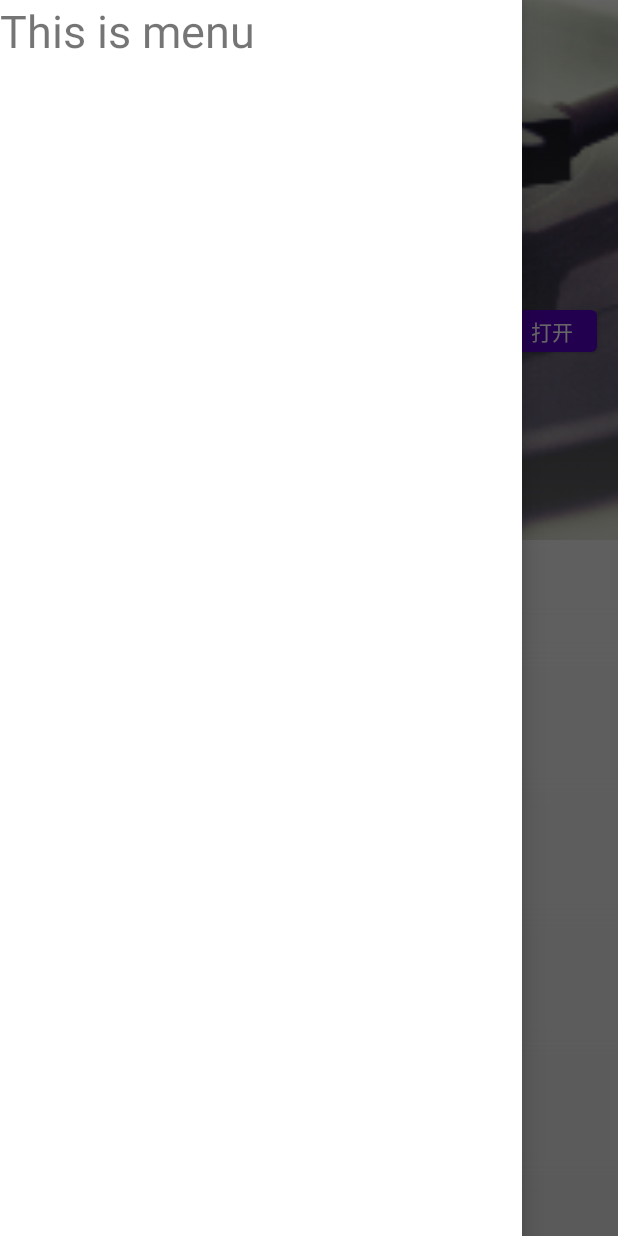
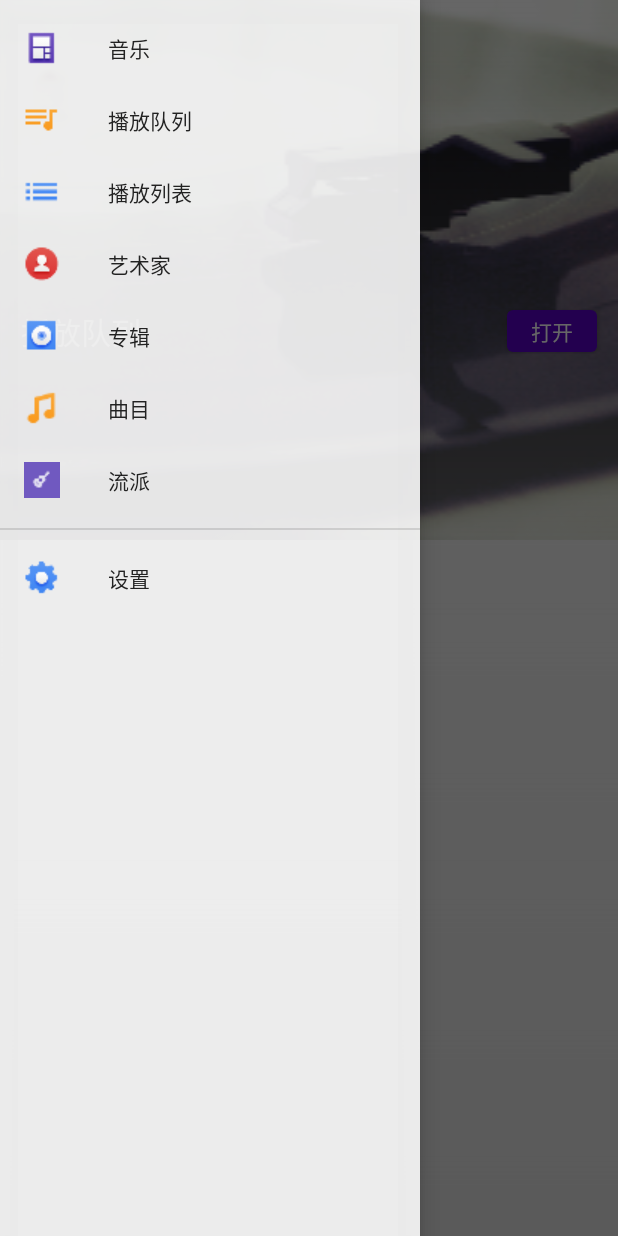
Before and after one commit to catcatpro/CopySonyMusic, an Android app: the screen it shows after launch (MainActivity), with the side drawer open, on a phone screen of 412 x 824 dp. Run offline under Robolectric (Android 15) with nearby library versions, the phone set to English and light mode, and no system bars; libraries missing offline, so code that uses them is left out: androidx.lifecycle.livedata; 3 statements that could not run were skipped.

Commit message:
添加侧边栏

```diff
--- a/app/src/main/java/com/catcatpro/copysonymusic/ui/MainActivity.kt
+++ b/app/src/main/java/com/catcatpro/copysonymusic/ui/MainActivity.kt
@@ -1,19 +1,27 @@
 package com.catcatpro.copysonymusic.ui
 
 import android.app.Activity
+import android.content.res.ColorStateList
+import android.graphics.Color
 import android.os.Bundle
+import android.os.DropBoxManager
+import android.util.Log
 import android.view.Menu
+import android.view.MenuItem
 import android.view.View
 import androidx.appcompat.app.AppCompatActivity
+import androidx.core.view.GravityCompat
+import androidx.drawerlayout.widget.DrawerLayout
 import androidx.lifecycle.livedata.core.ktx.R
 import com.catcatpro.copysonymusic.databinding.ActivityMainBinding
 
 class MainActivity :AppCompatActivity(){
     lateinit var binding: ActivityMainBinding
+    lateinit var drawerLayout: DrawerLayout
     override fun onCreate(savedInstanceState: Bundle?) {
         super.onCreate(savedInstanceState)
         binding = ActivityMainBinding.inflate(layoutInflater)
-       setContentView(binding.root)
+        setContentView(binding.root)
         if (supportActionBar == null)
             setSupportActionBar(binding.toolbar)
         else
@@ -22,13 +30,29 @@ class MainActivity :AppCompatActivity(){
             it.setDisplayHomeAsUpEnabled(true)
             //侧边菜单icon
             it.setHomeAsUpIndicator(com.catcatpro.copysonymusic.R.drawable.ic_menu)
+            //隐藏标题
             it.setDisplayShowTitleEnabled(false)
         }
 
+        //侧边栏布局
+        drawerLayout = binding.drawerLayout
+        //侧边栏菜单
+        val navMenu = binding.navMenu
+        navMenu.itemIconTintList = null
+        navMenu.setCheckedItem(com.catcatpro.copysonymusic.R.id.nav_menu_home)
+        navMenu.itemTextColor
     }
 
     override fun onCreateOptionsMenu(menu: Menu?): Boolean {
         menuInflater.inflate(com.catcatpro.copysonymusic.R.menu.main, menu)
         return true
     }
+
+    override fun onOptionsItemSelected(item: MenuItem): Boolean {
+        Log.d("okkk","okk")
+        when(item.itemId){
+            android.R.id.home -> drawerLayout.openDrawer(GravityCompat.START)
+        }
+        return true
+    }
 }
--- a/app/src/main/res/layout/activity_main.xml
+++ b/app/src/main/res/layout/activity_main.xml
@@ -12,7 +12,8 @@
         android:layout_width="match_parent"
         android:layout_height="match_parent"
         android:fitsSystemWindows="true"
-        android:id="@+id/drawerLayout">
+        android:id="@+id/drawerLayout"
+        >
         <androidx.coordinatorlayout.widget.CoordinatorLayout
             android:layout_width="match_parent"
             android:layout_height="match_parent"
@@ -37,7 +38,7 @@
                             android:layout_width="match_parent"
                             android:layout_height="match_parent"
                             android:id="@+id/fruitImageView"
-                            android:scaleType="centerCrop"
+                            android:scaleType="fitXY"
                             android:src="@drawable/ic_home_header_bg"
                             android:fitsSystemWindows="true"></ImageView>
                         <androidx.appcompat.widget.Toolbar
@@ -70,7 +71,7 @@
                         android:layout_height="wrap_content"
                         android:layout_gravity="start"
                         android:layout_marginLeft="14dp"
-                        android:text="@string/play_list"
+                        android:text="@string/play_queue"
                         android:textColor="@color/white"
                         android:textFontWeight="@integer/material_motion_duration_medium_2"
                         android:textSize="20sp" />
@@ -88,14 +89,23 @@
                 </LinearLayout>
             </LinearLayout>
         </androidx.coordinatorlayout.widget.CoordinatorLayout>
-        <TextView
-            android:layout_width="match_parent"
+<!--        <TextView-->
+<!--            android:layout_width="match_parent"-->
+<!--            android:layout_height="match_parent"-->
+<!--            android:layout_gravity="start"-->
+<!--            android:background="#FFF"-->
+<!--            android:text="This is menu"-->
+<!--            android:fitsSystemWindows="true"-->
+<!--            android:textSize="30sp" />-->
+        <com.google.android.material.navigation.NavigationView
+            android:layout_width="280dp"
             android:layout_height="match_parent"
-            android:layout_gravity="start"
-            android:background="#FFF"
-            android:text="This is menu"
-            android:fitsSystemWindows="true"
-            android:textSize="30sp" />
+            android:background="@color/menu_nav_bg"
+            app:menu="@menu/nav_menu"
+            android:id="@+id/navMenu"
+            app:itemIconSize="24dp"
+            app:itemTextColor="@color/black"
+            android:layout_gravity="start"></com.google.android.material.navigation.NavigationView>
     </androidx.drawerlayout.widget.DrawerLayout>
 
 </androidx.coordinatorlayout.widget.CoordinatorLayout>
--- a/app/src/main/res/menu/main.xml
+++ b/app/src/main/res/menu/main.xml
@@ -4,5 +4,6 @@
     <item
         android:id="@+id/search"
         android:icon="@drawable/ic_home_search"
-        app:showAsAction="always"></item>
+        app:showAsAction="always"
+        android:title="search"></item>
 </menu>
--- /dev/null
+++ b/app/src/main/res/menu/nav_menu.xml
@@ -0,0 +1,46 @@
+<?xml version="1.0" encoding="utf-8"?>
+<menu xmlns:android="http://schemas.android.com/apk/res/android">
+    <group
+        android:id="@+id/group1"
+        android:checkableBehavior="single">
+        <item
+            android:id="@+id/nav_menu_home"
+            android:icon="@drawable/home"
+            android:title="@string/home_title"></item>
+        <item
+            android:id="@+id/nav_menu_queue"
+            android:icon="@drawable/play_queue"
+            android:title="@string/play_queue"></item>
+        <item
+            android:id="@+id/nav_menu_pay_list"
+            android:icon="@drawable/play_list"
+            android:title="@string/play_list"></item>
+        <item
+            android:id="@+id/nav_menu_artist"
+            android:icon="@drawable/artist"
+            android:title="@string/artist"></item>
+        <item
+            android:id="@+id/nav_menu_album"
+            android:icon="@drawable/album"
+            android:title="@string/album"></item>
+        <item
+            android:id="@+id/nav_menu_song"
+            android:icon="@drawable/song"
+            android:title="@string/song"></item>
+        <item
+            android:id="@+id/nav_menu_school"
+            android:icon="@drawable/school"
+            android:title="@string/school"></item>
+
+
+    </group>
+
+    <group
+        android:id="@+id/group2"
+        android:checkableBehavior="single">
+        <item
+            android:id="@+id/nav_menu_settings"
+            android:icon="@drawable/ic_settings"
+            android:title="@string/settings"></item>
+    </group>
+</menu>
--- a/app/src/main/res/values/colors.xml
+++ b/app/src/main/res/values/colors.xml
@@ -7,4 +7,5 @@
     <color name="lavender">#A863FF</color>
     <color name="home_gradual_color_bg_start">#00FFFFFF</color>
     <color name="home_gradual_color_bg_end">#E2E2E2</color>
+    <color name="menu_nav_bg">#E2FFFFFF</color>
 </resources>
--- a/app/src/main/res/values/strings.xml
+++ b/app/src/main/res/values/strings.xml
@@ -1,6 +1,13 @@
 <resources>
     <string name="app_name">CopySonyMusic</string>
     <string name="home_title">音乐</string>
-    <string name="play_list">播放队列</string>
+    <string name="play_queue">播放队列</string>
     <string name="open">打开</string>
+    <string name="play_list">播放列表</string>
+    <string name="artist">艺术家</string>
+    <string name="album">专辑</string>
+    <string name="song">曲目</string>
+    <string name="school">流派</string>
+    <string name="folder">文件夹</string>
+    <string name="settings">设置</string>
 </resources>
--- a/app/src/main/res/values/themes.xml
+++ b/app/src/main/res/values/themes.xml
@@ -1,9 +1,9 @@
 <?xml version="1.0" encoding="utf-8"?>
 <resources>
 
-    <style name="Theme.CopySonyMusic" parent="Theme.AppCompat.DayNight.NoActionBar"/>
+    <style name="Theme.CopySonyMusic" parent="Theme.AppCompat.Light.NoActionBar"/>
 
     <style name="Theme.Home" parent="Theme.CopySonyMusic" >
         <item name="android:statusBarColor">@android:color/transparent</item>
-x    </style>
+    </style>
 </resources>
```
Also changed, not shown: app/src/main/res/drawable-xxhdpi/album.png (added), app/src/main/res/drawable-xxhdpi/artist.png (added), app/src/main/res/drawable-xxhdpi/folder.png (added), app/src/main/res/drawable-xxhdpi/home.png (added), app/src/main/res/drawable-xxhdpi/ic_settings.png (added), app/src/main/res/drawable-xxhdpi/play_list.png (added), app/src/main/res/drawable-xxhdpi/play_queue.png (added), app/src/main/res/drawable-xxhdpi/school.png (added), app/src/main/res/drawable-xxhdpi/song.png (added).
